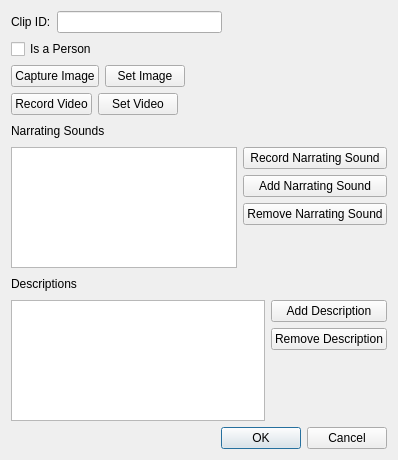
Before: the Qt Designer form ui/clipeditor.ui in tdauth/gustavsfairyland, drawn with Qt 5.
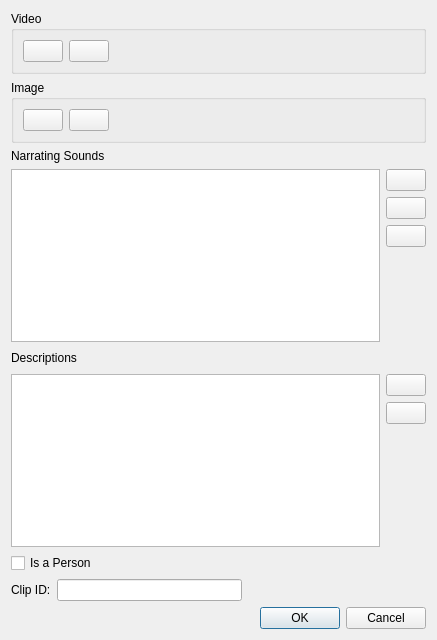
After: the same form once the commit is applied. Icons and pictures are not drawn.

Commit message: Updated UI, clip icons and using Oxygen icons now

Diff of the .ui file:
```diff
--- a/ui/clipeditor.ui
+++ b/ui/clipeditor.ui
@@ -6,195 +6,14 @@
    <rect>
     <x>0</x>
     <y>0</y>
-    <width>398</width>
-    <height>460</height>
+    <width>437</width>
+    <height>640</height>
    </rect>
   </property>
   <property name="windowTitle">
    <string>Clip</string>
   </property>
   <layout class="QGridLayout" name="gridLayout">
-   <item row="0" column="0">
-    <layout class="QHBoxLayout" name="horizontalLayout">
-     <item>
-      <widget class="QLabel" name="label">
-       <property name="text">
-        <string>Clip ID:</string>
-       </property>
-      </widget>
-     </item>
-     <item>
-      <widget class="QLineEdit" name="clipIdLineEdit"/>
-     </item>
-     <item>
-      <spacer name="horizontalSpacer_7">
-       <property name="orientation">
-        <enum>Qt::Horizontal</enum>
-       </property>
-       <property name="sizeHint" stdset="0">
-        <size>
-         <width>40</width>
-         <height>20</height>
-        </size>
-       </property>
-      </spacer>
-     </item>
-    </layout>
-   </item>
-   <item row="1" column="0">
-    <layout class="QHBoxLayout" name="horizontalLayout_2">
-     <item>
-      <widget class="QCheckBox" name="isAPersonCheckBox">
-       <property name="text">
-        <string>Is a Person</string>
-       </property>
-      </widget>
-     </item>
-     <item>
-      <spacer name="horizontalSpacer">
-       <property name="orientation">
-        <enum>Qt::Horizontal</enum>
-       </property>
-       <property name="sizeHint" stdset="0">
-        <size>
-         <width>74</width>
-         <height>20</height>
-        </size>
-       </property>
-      </spacer>
-     </item>
-    </layout>
-   </item>
-   <item row="2" column="0">
-    <layout class="QHBoxLayout" name="horizontalLayout_3">
-     <item>
-      <widget class="QPushButton" name="captureImagePushButton">
-       <property name="sizePolicy">
-        <sizepolicy hsizetype="Fixed" vsizetype="Fixed">
-         <horstretch>0</horstretch>
-         <verstretch>0</verstretch>
-        </sizepolicy>
-       </property>
-       <property name="text">
-        <string>Capture Image</string>
-       </property>
-      </widget>
-     </item>
-     <item>
-      <widget class="QPushButton" name="imagePushButton">
-       <property name="sizePolicy">
-        <sizepolicy hsizetype="Fixed" vsizetype="Fixed">
-         <horstretch>0</horstretch>
-         <verstretch>0</verstretch>
-        </sizepolicy>
-       </property>
-       <property name="text">
-        <string>Set Image</string>
-       </property>
-      </widget>
-     </item>
-     <item>
-      <spacer name="horizontalSpacer_2">
-       <property name="orientation">
-        <enum>Qt::Horizontal</enum>
-       </property>
-       <property name="sizeHint" stdset="0">
-        <size>
-         <width>40</width>
-         <height>20</height>
-        </size>
-       </property>
-      </spacer>
-     </item>
-     <item>
-      <widget class="QLabel" name="imagePathLabel">
-       <property name="text">
-        <string/>
-       </property>
-       <property name="scaledContents">
-        <bool>true</bool>
-       </property>
-       <property name="wordWrap">
-        <bool>true</bool>
-       </property>
-      </widget>
-     </item>
-     <item>
-      <widget class="QLabel" name="imageLabel">
-       <property name="sizePolicy">
-        <sizepolicy hsizetype="Expanding" vsizetype="Preferred">
-         <horstretch>0</horstretch>
-         <verstretch>0</verstretch>
-        </sizepolicy>
-       </property>
-       <property name="maximumSize">
-        <size>
-         <width>64</width>
-         <height>64</height>
-        </size>
-       </property>
-       <property name="text">
-        <string/>
-       </property>
-       <property name="scaledContents">
-        <bool>true</bool>
-       </property>
-      </widget>
-     </item>
-    </layout>
-   </item>
-   <item row="3" column="0">
-    <layout class="QHBoxLayout" name="horizontalLayout_4">
-     <item>
-      <widget class="QPushButton" name="recordVideoPushButton">
-       <property name="sizePolicy">
-        <sizepolicy hsizetype="Fixed" vsizetype="Fixed">
-         <horstretch>0</horstretch>
-         <verstretch>0</verstretch>
-        </sizepolicy>
-       </property>
-       <property name="text">
-        <string>Record Video</string>
-       </property>
-      </widget>
-     </item>
-     <item>
-      <widget class="QPushButton" name="videoPushButton">
-       <property name="sizePolicy">
-        <sizepolicy hsizetype="Fixed" vsizetype="Fixed">
-         <horstretch>0</horstretch>
-         <verstretch>0</verstretch>
-        </sizepolicy>
-       </property>
-       <property name="text">
-        <string>Set Video</string>
-       </property>
-      </widget>
-     </item>
-     <item>
-      <widget class="QLabel" name="videoLabel">
-       <property name="sizePolicy">
-        <sizepolicy hsizetype="Expanding" vsizetype="Preferred">
-         <horstretch>0</horstretch>
-         <verstretch>0</verstretch>
-        </sizepolicy>
-       </property>
-       <property name="text">
-        <string/>
-       </property>
-       <property name="scaledContents">
-        <bool>true</bool>
-       </property>
-       <property name="wordWrap">
-        <bool>true</bool>
-       </property>
-      </widget>
-     </item>
-    </layout>
-   </item>
-   <item row="4" column="0">
-    <layout class="QHBoxLayout" name="horizontalLayout_5"/>
-   </item>
    <item row="5" column="0">
     <layout class="QVBoxLayout" name="verticalLayout_2">
      <item>
@@ -206,19 +25,6 @@
          </property>
         </widget>
        </item>
-       <item>
-        <spacer name="horizontalSpacer_5">
-         <property name="orientation">
-          <enum>Qt::Horizontal</enum>
-         </property>
-         <property name="sizeHint" stdset="0">
-          <size>
-           <width>40</width>
-           <height>20</height>
-          </size>
-         </property>
-        </spacer>
-       </item>
       </layout>
      </item>
      <item>
@@ -237,7 +43,18 @@
             </sizepolicy>
            </property>
            <property name="text">
-            <string>Record Narrating Sound</string>
+            <string/>
+           </property>
+           <property name="icon">
+            <iconset>
+             <normalon>:/themes/oxygen/128x128/devices/audio-input-microphone.png</normalon>
+            </iconset>
+           </property>
+           <property name="iconSize">
+            <size>
+             <width>32</width>
+             <height>32</height>
+            </size>
            </property>
           </widget>
          </item>
@@ -250,14 +67,36 @@
             </sizepolicy>
            </property>
            <property name="text">
-            <string>Add Narrating Sound</string>
+            <string/>
+           </property>
+           <property name="icon">
+            <iconset>
+             <normalon>:/themes/oxygen/128x128/places/folder-blue.png</normalon>
+            </iconset>
+           </property>
+           <property name="iconSize">
+            <size>
+             <width>32</width>
+             <height>32</height>
+            </size>
            </property>
           </widget>
          </item>
          <item>
           <widget class="QPushButton" name="removeNarratingSoundPushButton">
            <property name="text">
-            <string>Remove Narrating Sound</string>
+            <string/>
+           </property>
+           <property name="icon">
+            <iconset>
+             <normalon>:/themes/oxygen/128x128/actions/application-exit.png</normalon>
+            </iconset>
+           </property>
+           <property name="iconSize">
+            <size>
+             <width>32</width>
+             <height>32</height>
+            </size>
            </property>
           </widget>
          </item>
@@ -280,7 +119,7 @@
      </item>
     </layout>
    </item>
-   <item row="7" column="0">
+   <item row="9" column="0">
     <widget class="QDialogButtonBox" name="buttonBox">
      <property name="standardButtons">
       <set>QDialogButtonBox::Cancel|QDialogButtonBox::Ok</set>
@@ -323,14 +162,36 @@
          <item>
           <widget class="QPushButton" name="addDescriptionPushButton">
            <property name="text">
-            <string>Add Description</string>
+            <string/>
+           </property>
+           <property name="icon">
+            <iconset>
+             <normalon>:/themes/oxygen/128x128/actions/appointment-new.png</normalon>
+            </iconset>
+           </property>
+           <property name="iconSize">
+            <size>
+             <width>32</width>
+             <height>32</height>
+            </size>
            </property>
           </widget>
          </item>
          <item>
           <widget class="QPushButton" name="removeDescriptionPushButton">
            <property name="text">
-            <string>Remove Description</string>
+            <string/>
+           </property>
+           <property name="icon">
+            <iconset>
+             <normalon>:/themes/oxygen/128x128/actions/application-exit.png</normalon>
+            </iconset>
+           </property>
+           <property name="iconSize">
+            <size>
+             <width>32</width>
+             <height>32</height>
+            </size>
            </property>
           </widget>
          </item>
@@ -353,6 +214,236 @@
      </item>
     </layout>
    </item>
+   <item row="8" column="0">
+    <layout class="QHBoxLayout" name="horizontalLayout">
+     <item>
+      <widget class="QLabel" name="label">
+       <property name="text">
+        <string>Clip ID:</string>
+       </property>
+      </widget>
+     </item>
+     <item>
+      <widget class="QLineEdit" name="clipIdLineEdit"/>
+     </item>
+     <item>
+      <spacer name="horizontalSpacer_7">
+       <property name="orientation">
+        <enum>Qt::Horizontal</enum>
+       </property>
+       <property name="sizeHint" stdset="0">
+        <size>
+         <width>40</width>
+         <height>20</height>
+        </size>
+       </property>
+      </spacer>
+     </item>
+    </layout>
+   </item>
+   <item row="3" column="0">
+    <widget class="QGroupBox" name="groupBox">
+     <property name="title">
+      <string>Video</string>
+     </property>
+     <layout class="QHBoxLayout" name="horizontalLayout_10">
+      <item>
+       <widget class="QPushButton" name="recordVideoPushButton">
+        <property name="sizePolicy">
+         <sizepolicy hsizetype="Fixed" vsizetype="Fixed">
+          <horstretch>0</horstretch>
+          <verstretch>0</verstretch>
+         </sizepolicy>
+        </property>
+        <property name="text">
+         <string/>
+        </property>
+        <property name="icon">
+         <iconset>
+          <normalon>:/themes/oxygen/128x128/devices/camera-web.png</normalon>
+         </iconset>
+        </property>
+        <property name="iconSize">
+         <size>
+          <width>32</width>
+          <height>32</height>
+         </size>
+        </property>
+       </widget>
+      </item>
+      <item>
+       <widget class="QPushButton" name="videoPushButton">
+        <property name="sizePolicy">
+         <sizepolicy hsizetype="Fixed" vsizetype="Fixed">
+          <horstretch>0</horstretch>
+          <verstretch>0</verstretch>
+         </sizepolicy>
+        </property>
+        <property name="text">
+         <string/>
+        </property>
+        <property name="icon">
+         <iconset>
+          <normalon>:/themes/oxygen/128x128/places/folder-blue.png</normalon>
+         </iconset>
+        </property>
+        <property name="iconSize">
+         <size>
+          <width>32</width>
+          <height>32</height>
+         </size>
+        </property>
+       </widget>
+      </item>
+      <item>
+       <spacer name="horizontalSpacer_5">
+        <property name="orientation">
+         <enum>Qt::Horizontal</enum>
+        </property>
+        <property name="sizeHint" stdset="0">
+         <size>
+          <width>40</width>
+          <height>20</height>
+         </size>
+        </property>
+       </spacer>
+      </item>
+      <item>
+       <widget class="QLabel" name="videoLabel">
+        <property name="sizePolicy">
+         <sizepolicy hsizetype="Expanding" vsizetype="Preferred">
+          <horstretch>0</horstretch>
+          <verstretch>0</verstretch>
+         </sizepolicy>
+        </property>
+        <property name="text">
+         <string/>
+        </property>
+        <property name="scaledContents">
+         <bool>true</bool>
+        </property>
+        <property name="wordWrap">
+         <bool>true</bool>
+        </property>
+       </widget>
+      </item>
+     </layout>
+    </widget>
+   </item>
+   <item row="7" column="0">
+    <layout class="QHBoxLayout" name="horizontalLayout_2">
+     <item>
+      <widget class="QCheckBox" name="isAPersonCheckBox">
+       <property name="text">
+        <string>Is a Person</string>
+       </property>
+      </widget>
+     </item>
+     <item>
+      <spacer name="horizontalSpacer">
+       <property name="orientation">
+        <enum>Qt::Horizontal</enum>
+       </property>
+       <property name="sizeHint" stdset="0">
+        <size>
+         <width>74</width>
+         <height>20</height>
+        </size>
+       </property>
+      </spacer>
+     </item>
+    </layout>
+   </item>
+   <item row="4" column="0">
+    <widget class="QGroupBox" name="groupBox_2">
+     <property name="title">
+      <string>Image</string>
+     </property>
+     <layout class="QHBoxLayout" name="horizontalLayout_4">
+      <item>
+       <widget class="QPushButton" name="captureImagePushButton">
+        <property name="sizePolicy">
+         <sizepolicy hsizetype="Fixed" vsizetype="Fixed">
+          <horstretch>0</horstretch>
+          <verstretch>0</verstretch>
+         </sizepolicy>
+        </property>
+        <property name="text">
+         <string/>
+        </property>
+        <property name="icon">
+         <iconset>
+          <normalon>:/themes/oxygen/128x128/devices/camera-photo.png</normalon>
+         </iconset>
+        </property>
+        <property name="iconSize">
+         <size>
+          <width>32</width>
+          <height>32</height>
+         </size>
+        </property>
+       </widget>
+      </item>
+      <item>
+       <widget class="QPushButton" name="imagePushButton">
+        <property name="sizePolicy">
+         <sizepolicy hsizetype="Fixed" vsizetype="Fixed">
+          <horstretch>0</horstretch>
+          <verstretch>0</verstretch>
+         </sizepolicy>
+        </property>
+        <property name="text">
+         <string/>
+        </property>
+        <property name="icon">
+         <iconset>
+          <normalon>:/themes/oxygen/128x128/places/folder-blue.png</normalon>
+         </iconset>
+        </property>
+        <property name="iconSize">
+         <size>
+          <width>32</width>
+          <height>32</height>
+         </size>
+        </property>
+       </widget>
+      </item>
+      <item>
+       <spacer name="horizontalSpacer_2">
+        <property name="orientation">
+         <enum>Qt::Horizontal</enum>
+        </property>
+        <property name="sizeHint" stdset="0">
+         <size>
+          <width>40</width>
+          <height>20</height>
+         </size>
+        </property>
+       </spacer>
+      </item>
+      <item>
+       <widget class="QLabel" name="imageLabel">
+        <property name="text">
+         <string/>
+        </property>
+       </widget>
+      </item>
+      <item>
+       <widget class="QLabel" name="imagePathLabel">
+        <property name="text">
+         <string/>
+        </property>
+        <property name="scaledContents">
+         <bool>true</bool>
+        </property>
+        <property name="wordWrap">
+         <bool>true</bool>
+        </property>
+       </widget>
+      </item>
+     </layout>
+    </widget>
+   </item>
   </layout>
  </widget>
  <resources/>
```
Left out of the diff: 4 changed lines with no effect on the pictures. The commit also changes 6858 other files.
